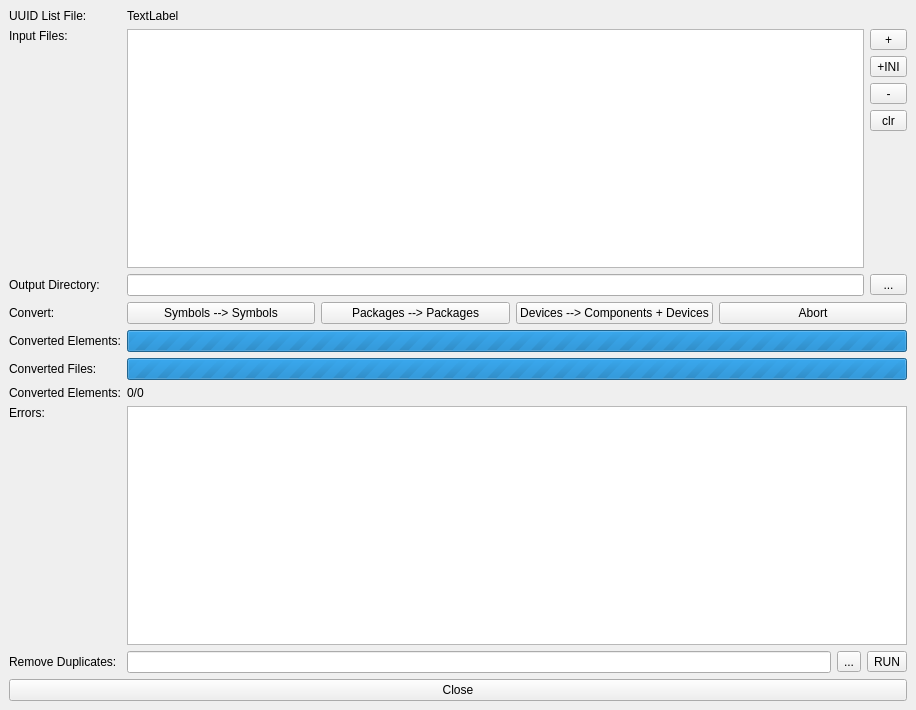
This is apps/EagleImport/mainwindow.ui in LibrePCB/LibrePCB as Qt 5 draws it before an edit. The edited form follows.
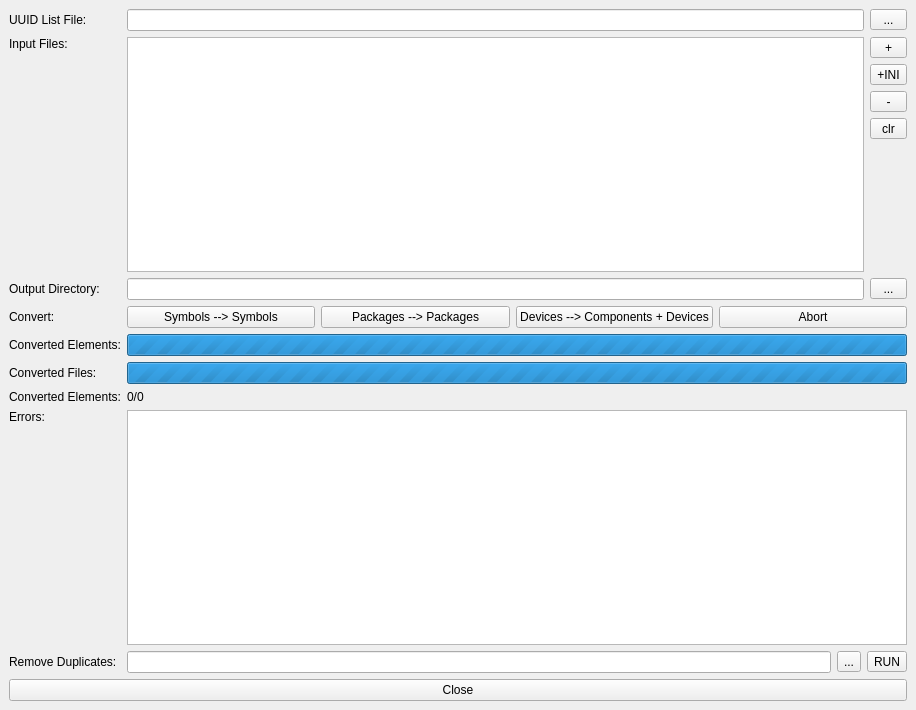
This is the edited form.

Diff of the .ui file:
```diff
--- a/apps/EagleImport/mainwindow.ui
+++ b/apps/EagleImport/mainwindow.ui
@@ -247,13 +247,6 @@
       </item>
      </layout>
     </item>
-    <item row="0" column="1" colspan="2">
-     <widget class="QLabel" name="lblUuidList">
-      <property name="text">
-       <string>TextLabel</string>
-      </property>
-     </widget>
-    </item>
     <item row="10" column="0">
      <widget class="QLabel" name="label_6">
       <property name="text">
@@ -288,6 +281,22 @@
       </item>
      </layout>
     </item>
+    <item row="0" column="1">
+     <widget class="QLineEdit" name="uuidList"/>
+    </item>
+    <item row="0" column="2">
+     <widget class="QToolButton" name="uuidListBtn">
+      <property name="sizePolicy">
+       <sizepolicy hsizetype="Preferred" vsizetype="Fixed">
+        <horstretch>0</horstretch>
+        <verstretch>0</verstretch>
+       </sizepolicy>
+      </property>
+      <property name="text">
+       <string>...</string>
+      </property>
+     </widget>
+    </item>
    </layout>
   </widget>
  </widget>
```
